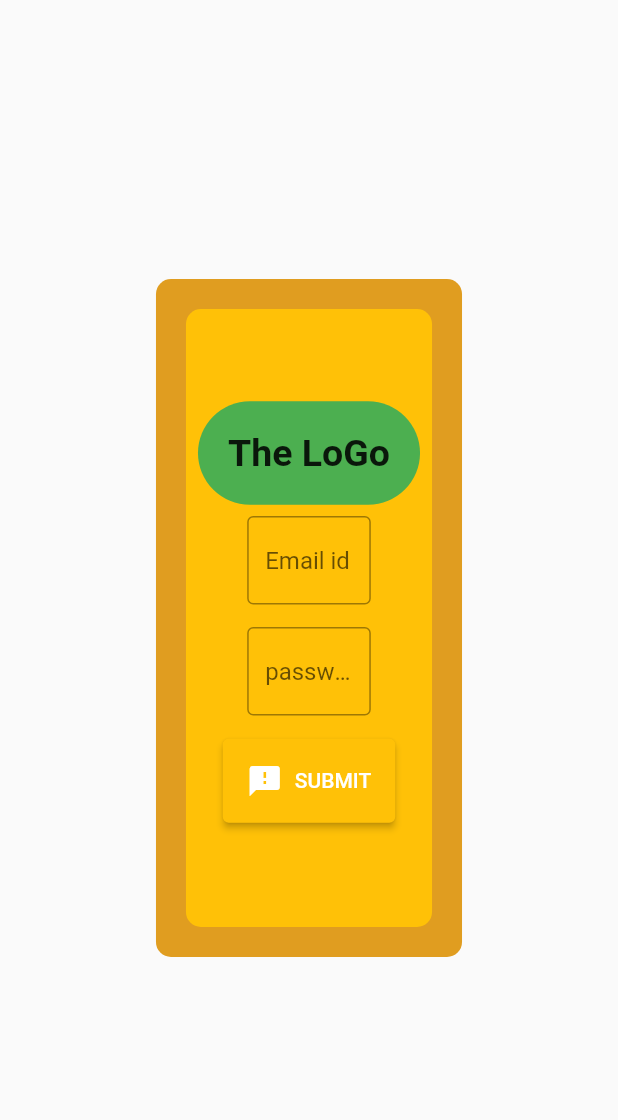
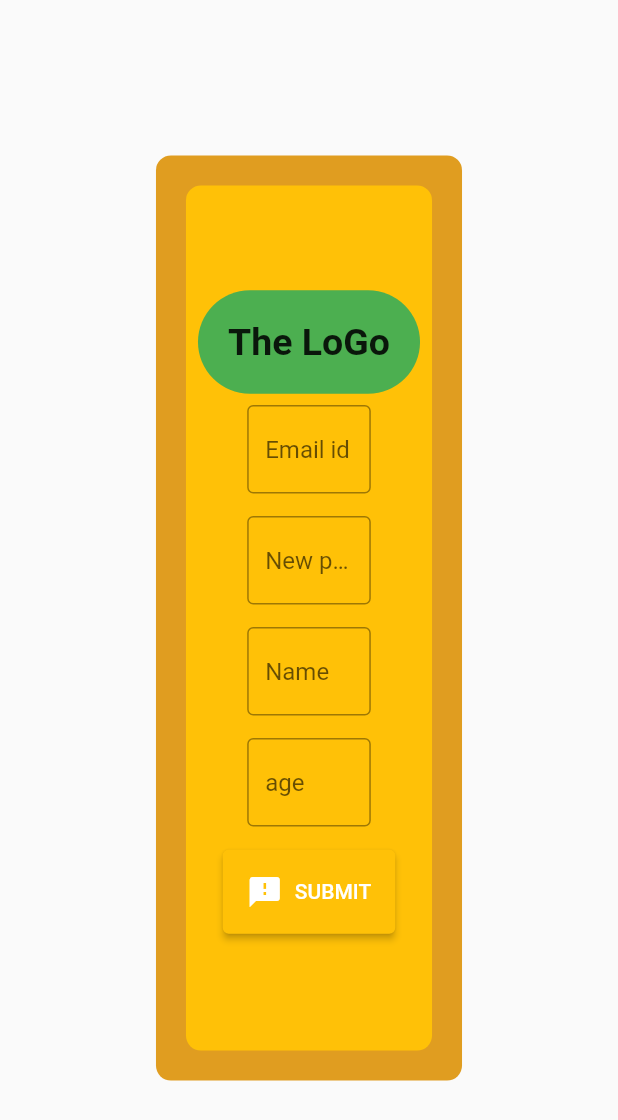
Before and after one commit to javidh0/dsa-practice, a Flutter app: the screen it shows after launch, on a phone screen of 412 x 824 dp. Shown: the top 1120 px of the screen. Run offline on Flutter 3.47's test engine with Material 2 defaults, Android fonts, the phone set to English and light mode, and no system bars.

```diff
--- a/frontend/lib/main.dart
+++ b/frontend/lib/main.dart
@@ -1,4 +1,5 @@
 import 'package:flutter/material.dart';
+import 'package:frontend/login_signin/register.dart';
 import 'login_signin/login.dart';
 import 'package:provider/provider.dart';
 import './login_signin/my_provider.dart';
@@ -8,6 +9,7 @@ void main() {
     MultiProvider(
       providers: [
         ChangeNotifierProvider(create: (_) => LoginData()),
+        ChangeNotifierProvider(create: (_) => RegisterData())
       ],
       child: const MyApp(),
     ),
@@ -21,10 +23,11 @@ class MyApp extends StatelessWidget {
   Widget build(BuildContext context) {
     return MaterialApp(
       title: "Dsa-practice",
-      initialRoute: '/login',
+      initialRoute: '/register',
       routes: {
         '/': (context) => const WidgetTest(),
         '/login': (context) => const LoginPage(),
+        '/register': (context) => const RegisterPage(),
       },
     );
   }
```
